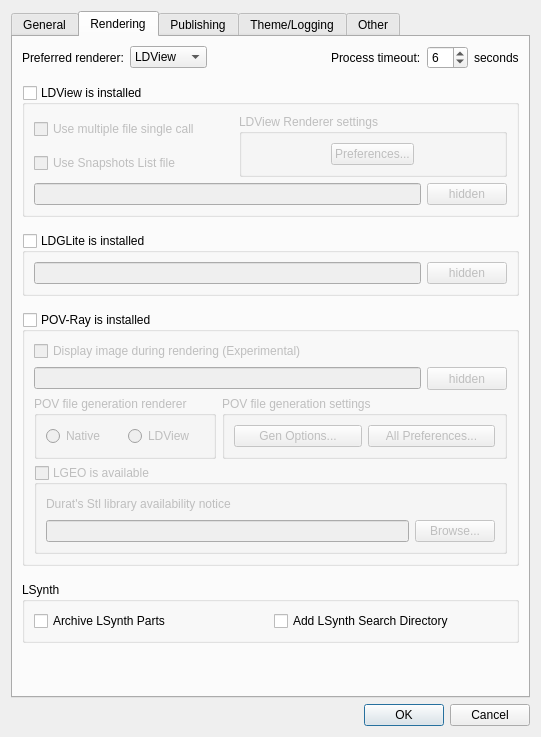
Old version of the form mainApp/preferences.ui in the repository trevorsandy/lpub3d-ci.
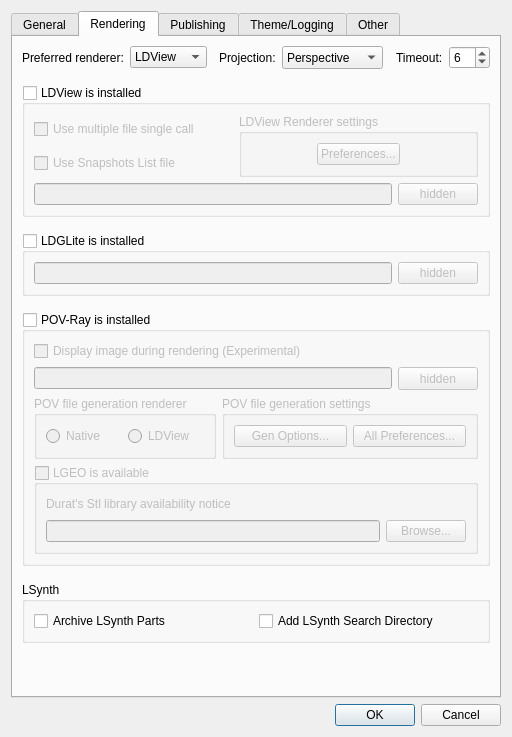
New version of the form. Icons and pictures are not drawn.

Patch:
```diff
--- a/mainApp/preferences.ui
+++ b/mainApp/preferences.ui
@@ -7,12 +7,12 @@
    <rect>
     <x>0</x>
     <y>0</y>
-    <width>541</width>
-    <height>720</height>
+    <width>508</width>
+    <height>717</height>
    </rect>
   </property>
   <property name="sizePolicy">
-   <sizepolicy hsizetype="MinimumExpanding" vsizetype="Expanding">
+   <sizepolicy hsizetype="Preferred" vsizetype="Preferred">
     <horstretch>0</horstretch>
     <verstretch>0</verstretch>
    </sizepolicy>
@@ -860,6 +860,46 @@
            </item>
           </widget>
          </item>
+         <item>
+          <spacer name="horizontalSpacer">
+           <property name="orientation">
+            <enum>Qt::Horizontal</enum>
+           </property>
+           <property name="sizeHint" stdset="0">
+            <size>
+             <width>40</width>
+             <height>20</height>
+            </size>
+           </property>
+          </spacer>
+         </item>
+         <item>
+          <widget class="QLabel" name="label">
+           <property name="text">
+            <string>Projection:</string>
+           </property>
+          </widget>
+         </item>
+         <item>
+          <widget class="QComboBox" name="projectionCombo">
+           <property name="sizePolicy">
+            <sizepolicy hsizetype="Preferred" vsizetype="Preferred">
+             <horstretch>0</horstretch>
+             <verstretch>0</verstretch>
+            </sizepolicy>
+           </property>
+           <item>
+            <property name="text">
+             <string>Perspective</string>
+            </property>
+           </item>
+           <item>
+            <property name="text">
+             <string>Orthographic</string>
+            </property>
+           </item>
+          </widget>
+         </item>
          <item>
           <spacer name="horizontalSpacer_7">
            <property name="orientation">
@@ -888,7 +928,7 @@
             <string>Set the renderer 'wait for finish' process time in minutes. -1 will not timeout.</string>
            </property>
            <property name="text">
-            <string>Process timeout:</string>
+            <string>Timeout:</string>
            </property>
           </widget>
          </item>
@@ -905,13 +945,6 @@
            </property>
           </widget>
          </item>
-         <item>
-          <widget class="QLabel" name="timeoutLbl">
-           <property name="text">
-            <string>seconds</string>
-           </property>
-          </widget>
-         </item>
         </layout>
        </item>
        <item>
```
Left out of the diff: 22 changed lines with no effect on the pictures.
